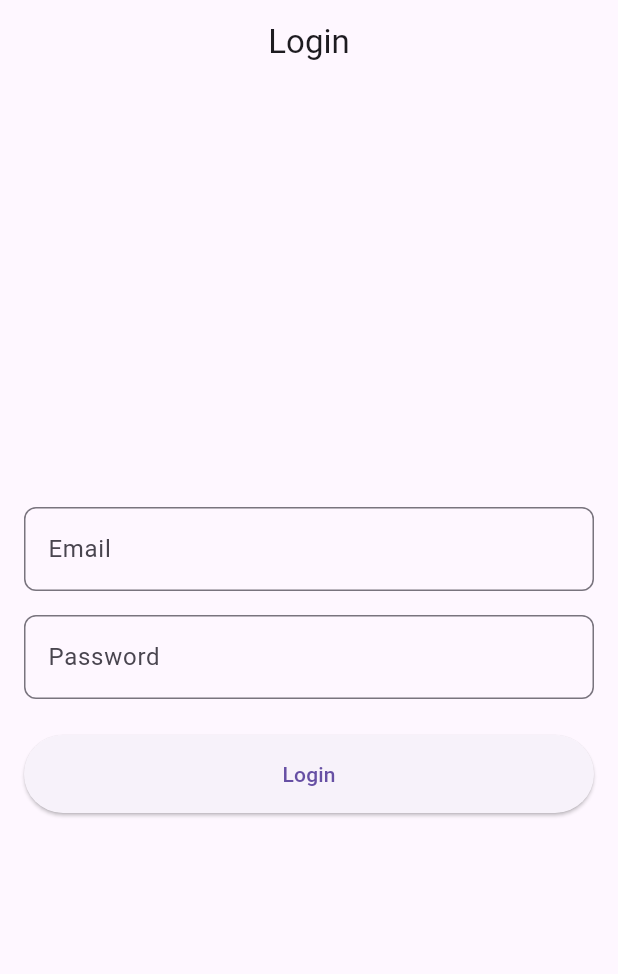
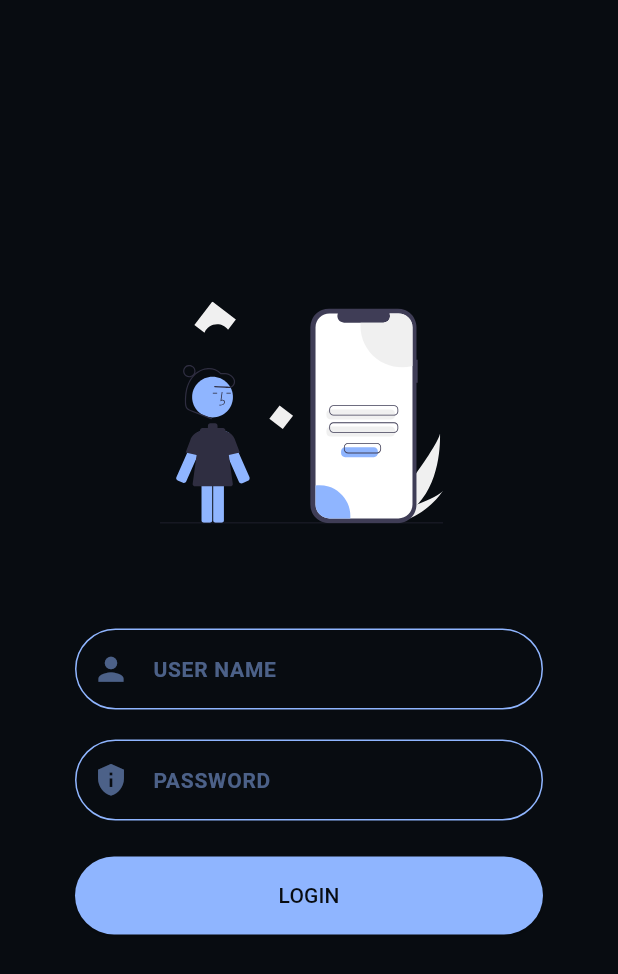
Before and after one commit to Aiinhome-Aivista/HRMS, a Flutter app: the screen it shows after launch, on a phone screen of 412 x 824 dp. Shown: the top 974 px of the screen. Run offline on Flutter 3.47's test engine with Material 3 defaults, Android fonts, the phone set to English and light mode, and no system bars; our stand-ins replace flutter_svg, geocoding, geolocator.

Commit message:
HRMS project

```diff
--- a/lib/utils/Screens/loginSreen.dart
+++ b/lib/utils/Screens/loginSreen.dart
@@ -1,7 +1,9 @@
 import 'package:flutter/material.dart';
+import 'package:flutter/services.dart';
 import 'package:geolocator/geolocator.dart';
 import 'package:geocoding/geocoding.dart';
 import 'package:hrms/utils/Screens/activityScreen.dart';
+import 'package:flutter_svg/flutter_svg.dart';
 
 class LoginScreen extends StatefulWidget {
   const LoginScreen({super.key});
@@ -14,46 +16,110 @@ class _LoginScreenState extends State<LoginScreen> {
   final TextEditingController _emailController = TextEditingController();
   final TextEditingController _passwordController = TextEditingController();
 
+
   @override
   Widget build(BuildContext context) {
+      SystemChrome.setSystemUIOverlayStyle(SystemUiOverlayStyle.light.copyWith(
+      statusBarIconBrightness: Brightness.light,
+    ));
     return Scaffold(
-      appBar: AppBar(
-        title: Text('Login'),
-        centerTitle: true,
-      ),
+      backgroundColor: Color.fromRGBO(8, 12, 17, 1),
       body: Padding(
-        padding: const EdgeInsets.all(16.0),
+        padding: const EdgeInsets.all(50.0),
         child: Column(
           mainAxisAlignment: MainAxisAlignment.center,
           crossAxisAlignment: CrossAxisAlignment.stretch,
           children: [
+            Container(
+              margin: const EdgeInsets.only(right: 10),
+              child: SvgPicture.asset(
+                'assets/images/login.svg',
+              ),
+            ),
+
+            SizedBox(height: 70.0),
             // Email TextField
             TextField(
               controller: _emailController,
               keyboardType: TextInputType.emailAddress,
               decoration: InputDecoration(
-                labelText: 'Email',
+                labelText: 'USER NAME',
+                 labelStyle: const TextStyle(
+                  color: Color.fromRGBO(143, 181, 255, 0.5),
+                  fontSize: 14,
+                  fontWeight: FontWeight.w700,
+                ),
+                prefixIcon: const Icon(
+                  size: 25,
+                  Icons.person,
+                  color: Color.fromRGBO(143, 181, 255, 0.5),
+                ),
+                contentPadding: const EdgeInsets.symmetric(
+                    vertical: 15.0,
+                    horizontal: 20.0), // Adjusts the padding inside the field
+
                 border: OutlineInputBorder(
-                  borderRadius: BorderRadius.circular(8.0),
+                  borderRadius: BorderRadius.circular(30.0),
+                ),
+                enabledBorder: OutlineInputBorder(
+                  borderRadius: BorderRadius.circular(30.0),
+                  borderSide: const BorderSide(
+                    color: Color.fromRGBO(143, 181, 255, 1),
+                  ),
+                ),
+                focusedBorder: OutlineInputBorder(
+                  borderRadius: BorderRadius.circular(30.0),
+                  borderSide: const BorderSide(
+                    color: Color.fromRGBO(143, 181, 255, 1),
+                    width: 2.0,
+                  ),
                 ),
               ),
             ),
-            SizedBox(height: 16.0),
+
+            SizedBox(height: 20.0),
 
             // Password TextField
             TextField(
               controller: _passwordController,
               obscureText: true,
               decoration: InputDecoration(
-                labelText: 'Password',
+                labelText: 'PASSWORD',
+                labelStyle: const TextStyle(
+                  color: Color.fromRGBO(143, 181, 255, 0.5),
+                  fontSize: 14,
+                  fontWeight: FontWeight.w700,
+                ),
+
+                prefixIcon: const Icon(
+                  size: 23,
+                  Icons.privacy_tip,
+                  color: Color.fromRGBO(143, 181, 255, 0.5),
+                ),
+                contentPadding: const EdgeInsets.symmetric(
+                    vertical: 15.0,
+                    horizontal: 20.0), // Adjusts the padding inside the field
+
                 border: OutlineInputBorder(
-                  borderRadius: BorderRadius.circular(8.0),
+                  borderRadius: BorderRadius.circular(30.0),
+                ),
+                enabledBorder: OutlineInputBorder(
+                  borderRadius: BorderRadius.circular(30.0),
+                  borderSide: const BorderSide(
+                    color: Color.fromRGBO(143, 181, 255, 1),
+                  ),
+                ),
+                focusedBorder: OutlineInputBorder(
+                  borderRadius: BorderRadius.circular(30.0),
+                  borderSide: const BorderSide(
+                    color: Color.fromRGBO(143, 181, 255, 1),
+                    width: 2.0,
+                  ),
                 ),
               ),
             ),
             SizedBox(height: 24.0),
 
-            // Login Button
             // Login Button
             ElevatedButton(
               onPressed: () async {
@@ -104,9 +170,15 @@ class _LoginScreenState extends State<LoginScreen> {
                   print("Error fetching location: $e");
                 }
               },
-              child: Text('Login'),
               style: ElevatedButton.styleFrom(
+                backgroundColor: Color.fromRGBO(143, 181, 255, 1),
                 padding: EdgeInsets.symmetric(vertical: 16.0),
+              ),
+              child: const Text(
+                'LOGIN',
+                style: TextStyle(
+                  color: Color.fromRGBO(8, 12, 17, 1),
+                ),
               ),
             ),
           ],
--- a/pubspec.yaml
+++ b/pubspec.yaml
@@ -34,6 +34,7 @@ dependencies:
   cupertino_icons: ^1.0.8
   geolocator: 9.0.2
   geocoding: ^2.1.0
+  flutter_svg: ^1.1.5
 
 dev_dependencies:
   flutter_test:
@@ -61,6 +62,8 @@ flutter:
   # assets:
   #   - images/a_dot_burr.jpeg
   #   - images/a_dot_ham.jpeg
+  assets:
+    - assets/images/
 
   # An image asset can refer to one or more resolution-specific "variants", see
   # https://flutter.dev/to/resolution-aware-images
```
Also changed, not shown: pubspec.lock.
